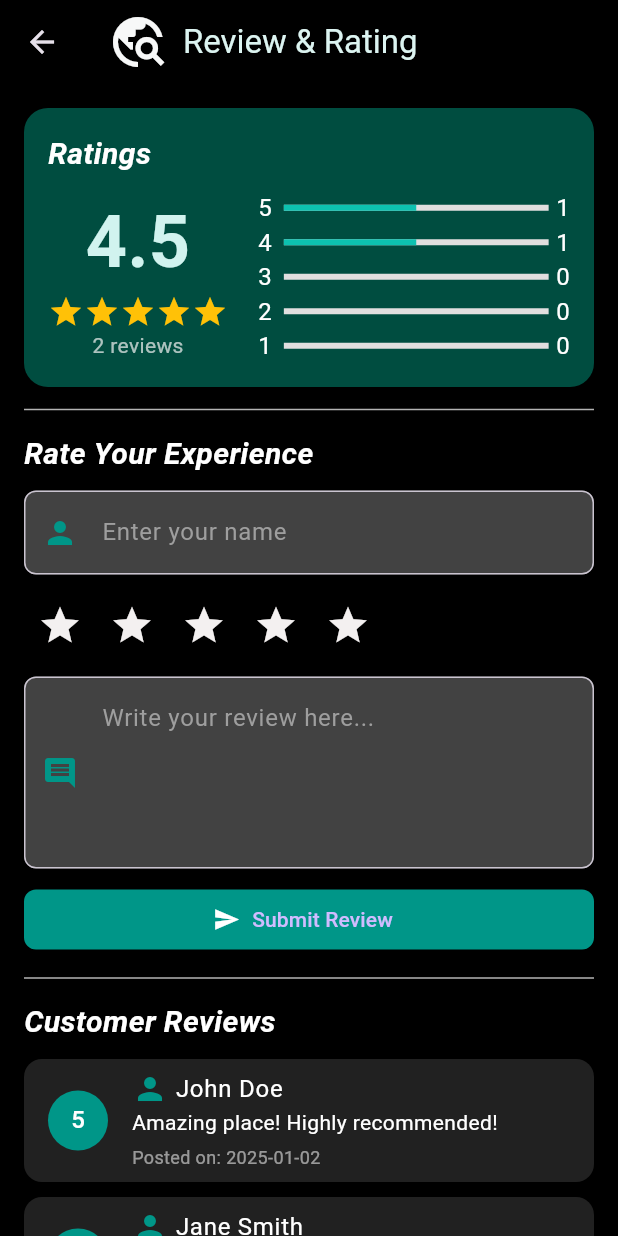
After one commit to Ranudi-Kariyapperuma/lankaexplorer, a Flutter app: the ReviewAndRatingScreen screen opened by its route, on a phone screen of 412 x 824 dp. The commit adds this screen. Run offline on Flutter 3.47's test engine with Material 3 defaults, Android fonts, the phone set to English and light mode, and no system bars; our stand-ins replace carousel_slider, firebase_auth, firebase_core; accounts and stored records are empty.

Commit message:
review and rating screen designing done

```diff
--- a/lib/home_screen.dart
+++ b/lib/home_screen.dart
@@ -1,5 +1,7 @@
 import 'package:flutter/material.dart';
 import 'package:carousel_slider/carousel_slider.dart';
+import 'review_and_rating_screen.dart';
+
 
 class HomeScreen extends StatelessWidget {
   final List<String> imgList = [
@@ -157,7 +159,6 @@ Widget build(BuildContext context) {
           ),
         ),
       ),
-
       body: SingleChildScrollView(
         child: Column(
           crossAxisAlignment: CrossAxisAlignment.start,
@@ -300,7 +301,6 @@ Widget build(BuildContext context) {
                 );
               },
             ),
-
           ],
         ),
       ),
@@ -316,6 +316,15 @@ Widget build(BuildContext context) {
         selectedItemColor: Colors.teal,
         unselectedItemColor: Colors.grey,
         type: BottomNavigationBarType.fixed,
+        onTap: (index) {
+          if (index == 2) {
+            // Navigate to the ReviewAndRatingScreen when the 'Reviews' tab is clicked
+            Navigator.push(
+              context,
+              MaterialPageRoute(builder: (context) => ReviewAndRatingScreen(title: 'Review & Rating ',)),
+            );
+          }
+        },
       ),
     );
   }
--- a/lib/main.dart
+++ b/lib/main.dart
@@ -1,9 +1,10 @@
 import 'package:flutter/material.dart';
-import 'package:firebase_core/firebase_core.dart'; // Import Firebase Core
-import 'welcome_screen.dart'; // Ensure this file exists and is correctly implemented
-import 'signin_screen.dart'; // Ensure this file exists and is correctly implemented
-import 'signup_screen.dart'; // Ensure this file exists and is correctly implemented
-import 'home_screen.dart'; // Import the HomeScreen
+import 'package:firebase_core/firebase_core.dart';
+import 'welcome_screen.dart';
+import 'signin_screen.dart';
+import 'signup_screen.dart';
+import 'home_screen.dart';
+import 'review_and_rating_screen.dart';
 
 void main() async {
   WidgetsFlutterBinding.ensureInitialized(); // Ensures Flutter bindings are initialized
@@ -29,6 +30,7 @@ class MyApp extends StatelessWidget {
         '/signin': (context) => SignInScreen(), // Sign-in screen
         '/signup': (context) => SignUpScreen(), // Sign-up screen
         '/home': (context) => HomeScreen(), // Home screen
+        '/review_and_rating': (context) => ReviewAndRatingScreen(title: 'Review & Rating ',), // Add route for the review and rating screen
       },
     );
   }
--- /dev/null
+++ b/lib/review_and_rating_screen.dart
@@ -0,0 +1,288 @@
+import 'package:flutter/material.dart';
+import 'package:intl/intl.dart';
+
+
+class ReviewAndRatingScreen extends StatefulWidget {
+  const ReviewAndRatingScreen({super.key, required this.title});
+
+  final String title;
+
+  @override
+  State<ReviewAndRatingScreen> createState() => _ReviewAndRatingScreenState();
+}
+
+class _ReviewAndRatingScreenState extends State<ReviewAndRatingScreen> {
+  int _rating = 0;
+  TextEditingController _reviewController = TextEditingController();
+  TextEditingController _nameController = TextEditingController();
+
+  List<Map<String, dynamic>> _reviews = [
+    {
+      'name': 'John Doe',
+      'review': 'Amazing place! Highly recommended!',
+      'rating': 5,
+      'date': DateTime.now(),
+    },
+    {
+      'name': 'Jane Smith',
+      'review': 'Beautiful scenery, but a bit crowded.',
+      'rating': 4,
+      'date': DateTime.now().subtract(Duration(days: 1)),
+    },
+  ];
+
+  void _submitReview() {
+    if (_reviewController.text.isNotEmpty && _nameController.text.isNotEmpty && _rating > 0) {
+      setState(() {
+        _reviews.add({
+          'name': _nameController.text,
+          'review': _reviewController.text,
+          'rating': _rating,
+          'date': DateTime.now(),
+        });
+        _reviewController.clear();
+        _nameController.clear();
+        _rating = 0;
+      });
+    }
+  }
+
+  double _calculateAverageRating() {
+    if (_reviews.isEmpty) return 0.0;
+    double sum = _reviews.fold(0, (total, review) => total + review['rating']);
+    return sum / _reviews.length;
+  }
+
+  Map<int, int> _calculateRatingDistribution() {
+    Map<int, int> distribution = {1: 0, 2: 0, 3: 0, 4: 0, 5: 0};
+    for (var review in _reviews) {
+      distribution[review['rating']] = (distribution[review['rating']] ?? 0) + 1;
+    }
+    return distribution;
+  }
+
+  @override
+  Widget build(BuildContext context) {
+    double averageRating = _calculateAverageRating();
+    Map<int, int> ratingDistribution = _calculateRatingDistribution();
+
+    return Scaffold(
+      appBar: AppBar(
+        backgroundColor: Colors.black,
+        title: Row(
+          children: [
+            Icon(Icons.travel_explore, size: 40, color: const Color.fromARGB(255, 247, 248, 248)),
+            SizedBox(width: 10),
+            Text(widget.title, style: TextStyle(color: const Color.fromARGB(255, 220, 244, 241))),
+          ],
+        ),
+      ),
+      body: Container(
+        color: Colors.black,
+        child: SingleChildScrollView(
+          child: Padding(
+            padding: const EdgeInsets.all(16.0),
+            child: Column(
+              crossAxisAlignment: CrossAxisAlignment.start,
+              children: [
+                Container(
+                  decoration: BoxDecoration(
+                    color: Colors.teal.shade900,
+                    borderRadius: BorderRadius.circular(16),
+                  ),
+                  padding: const EdgeInsets.all(16),
+                  child: Column(
+                    crossAxisAlignment: CrossAxisAlignment.start,
+                    children: [
+                      Text(
+                        'Ratings',
+                        style: TextStyle(
+                          fontSize: 20,
+                          fontStyle: FontStyle.italic,
+                          fontWeight: FontWeight.bold,
+                          color: Colors.white,
+                        ),
+                      ),
+                      SizedBox(height: 10),
+                      Row(
+                        crossAxisAlignment: CrossAxisAlignment.start,
+                        children: [
+                          Column(
+                            children: [
+                              Text(
+                                averageRating.toStringAsFixed(1),
+                                style: TextStyle(
+                                  fontSize: 48,
+                                  fontWeight: FontWeight.bold,
+                                  color: const Color.fromARGB(255, 209, 243, 239),
+                                ),
+                              ),
+                              Row(
+                                children: List.generate(5, (index) {
+                                  return Icon(
+                                    Icons.star,
+                                    color: index < averageRating ? Colors.amber : Color.fromARGB(255, 243, 240, 240),
+                                  );
+                                }),
+                              ),
+                              Text(
+                                '${_reviews.length} reviews',
+                                style: TextStyle(color: const Color.fromARGB(179, 247, 245, 245), fontSize: 14),
+                              ),
+                            ],
+                          ),
+                          SizedBox(width: 20),
+                          Expanded(
+                            child: Column(
+                              children: List.generate(5, (index) {
+                                int star = 5 - index;
+                                int count = ratingDistribution[star] ?? 0;
+                                double percentage = count / _reviews.length;
+                                return Row(
+                                  children: [
+                                    Text('$star', style: TextStyle(fontSize: 16, color: Colors.white)),
+                                    SizedBox(width: 8),
+                                    Expanded(
+                                      child: LinearProgressIndicator(
+                                        value: percentage,
+                                        backgroundColor: const Color.fromARGB(255, 225, 223, 223),
+                                        color: const Color.fromARGB(255, 13, 194, 176),
+                                      ),
+                                    ),
+                                    SizedBox(width: 5),
+                                    Text('$count', style: TextStyle(fontSize: 16, color: Colors.white)),
+                                  ],
+                                );
+                              }),
+                            ),
+                          ),
+                        ],
+                      ),
+                    ],
+                  ),
+                ),
+                Divider(height: 30, color: Colors.white70),
+                Text(
+                  'Rate Your Experience',
+                  style: TextStyle(fontSize: 20, fontStyle: FontStyle.italic,fontWeight: FontWeight.bold, color: Colors.white),
+                ),
+                SizedBox(height: 10),
+                TextField(
+                  controller: _nameController,
+                  style: TextStyle(color: Colors.white),
+                  decoration: InputDecoration(
+                    hintText: 'Enter your name',
+                    hintStyle: TextStyle(color: Colors.grey),
+                    border: OutlineInputBorder(
+                      borderRadius: BorderRadius.circular(8),
+                    ),
+                    prefixIcon: Icon(Icons.person, color: Colors.teal),
+                    filled: true,
+                    fillColor: Colors.grey.shade800,
+                  ),
+                ),
+                SizedBox(height: 10),
+                Row(
+                  children: List.generate(5, (index) {
+                    return IconButton(
+                      onPressed: () {
+                        setState(() {
+                          _rating = index + 1;
+                        });
+                      },
+                      icon: Icon(
+                        Icons.star,
+                        color: index < _rating ? Colors.amber : const Color.fromARGB(255, 243, 240, 240),
+                        size: 30,
+                      ),
+                    );
+                  }),
+                ),
+                SizedBox(height: 10),
+                TextField(
+                  controller: _reviewController,
+                  maxLines: 4,
+                  style: TextStyle(color: Colors.white),
+                  decoration: InputDecoration(
+                    hintText: 'Write your review here...',
+                    hintStyle: TextStyle(color: Colors.grey),
+                    border: OutlineInputBorder(
+                      borderRadius: BorderRadius.circular(8),
+                    ),
+                    prefixIcon: Icon(Icons.comment, color: Colors.teal),
+                    filled: true,
+                    fillColor: Colors.grey.shade800,
+                  ),
+                ),
+                SizedBox(height: 10),
+                SizedBox(
+                  width: double.infinity,
+                  child: ElevatedButton.icon(
+                    onPressed: _submitReview,
+                    icon: Icon(Icons.send, color: Colors.white),
+                    label: Text('Submit Review'),
+                    style: ElevatedButton.styleFrom(
+                      backgroundColor: Colors.teal,
+                      shape: RoundedRectangleBorder(
+                        borderRadius: BorderRadius.circular(8),
+                      ),
+                    ),
+                  ),
+                ),
+                Divider(height: 30, color: Colors.white70),
+                Text(
+                  'Customer Reviews',
+                  style: TextStyle(fontSize: 20,fontStyle: FontStyle.italic, fontWeight: FontWeight.bold, color: Colors.white),
+                ),
+                SizedBox(height: 10),
+                SizedBox(
+                  height: 300,
+                  child: ListView.builder(
+                    itemCount: _reviews.length,
+                    itemBuilder: (context, index) {
+                      final review = _reviews[index];
+
+                      String formattedDate = DateFormat('yyyy-MM-dd').format(review['date']);
+
+                      return Card(
+                        color: Colors.grey.shade900,
+                        margin: EdgeInsets.only(bottom: 10),
+                        child: ListTile(
+                          leading: CircleAvatar(
+                            backgroundColor: Colors.teal,
+                            child: Text(
+                              review['rating'].toString(),
+                              style: TextStyle(color: Colors.white),
+                            ),
+                          ),
+                          title: Row(
+                            children: [
+                              Icon(Icons.person, color: Colors.teal),
+                              SizedBox(width: 5),
+                              Text(review['name'], style: TextStyle(color: Colors.white)),
+                            ],
+                          ),
+                          subtitle: Column(
+                            crossAxisAlignment: CrossAxisAlignment.start,
+                            children: [
+                              Text(review['review'], style: TextStyle(color: Colors.white)),
+                              SizedBox(height: 5),
+                              Text(
+                                'Posted on: $formattedDate',
+                                style: TextStyle(fontSize: 12, color: Colors.white54),
+                              ),
+                            ],
+                          ),
+                        ),
+                      );
+                    },
+                  ),
+                ),
+              ],
+            ),
+          ),
+        ),
+      ),
+    );
+  }
+}
--- a/lib/signin_screen.dart
+++ b/lib/signin_screen.dart
@@ -101,7 +101,7 @@ class _SignInScreenState extends State<SignInScreen> {
                     controller: _emailController,
                     style: TextStyle(color: Colors.black), // Black text color
                     decoration: InputDecoration(
-                      labelText: "Email, phone & username",
+                      labelText: "Email",
                       labelStyle: TextStyle(color: Colors.grey),
                       border: OutlineInputBorder(
                         borderRadius: BorderRadius.circular(10),
--- a/lib/signup_screen.dart
+++ b/lib/signup_screen.dart
@@ -264,6 +264,7 @@ Future<void> _signUp() async {
                                     recognizer: TapGestureRecognizer()
                                       ..onTap = () {
                                         // Navigate to Login Page
+                                        Navigator.pushNamed(context, '/signin');
                                       },
                                   ),
                                 ],
--- a/pubspec.yaml
+++ b/pubspec.yaml
@@ -38,6 +38,7 @@ dependencies:
   firebase_auth: ^5.3.4
   cloud_firestore: ^5.6.0
   carousel_slider: ^5.0.0
+  intl: ^0.20.1
 
 dev_dependencies:
   flutter_test:
```
Also changed, not shown: pubspec.lock. Lines whose indentation alone changed are shown as unchanged.
